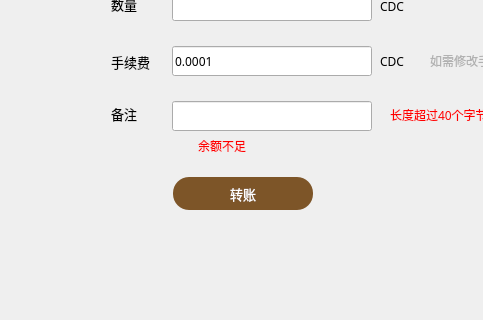
This is transferpage.ui in cdcchain/cdc-wallet-qt as Qt 5 draws it before an edit; both pictures show x 0 to 483 and y 209 to 529 of the 857 by 529 pixel window. The edited form follows.
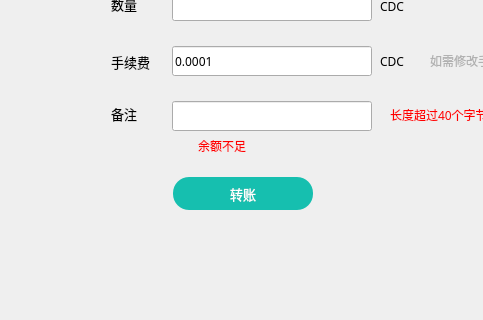
This is the edited form.

Commit message: Use macro to define all button color

Patch:
```diff
--- a/transferpage.ui
+++ b/transferpage.ui
@@ -225,8 +225,8 @@
     <enum>Qt::NoFocus</enum>
    </property>
    <property name="styleSheet">
-    <string notr="true">QToolButton{background-color:rgb(125,85,40);color:#ffffff;border:none;border-radius:16px;}
-QToolButton:hover{background-color:rgb(185,150,85);}
+    <string notr="true">QToolButton{background-color:rgb(22,191,175);color:#ffffff;border:none;border-radius:16px;}
+QToolButton:hover{background-color:rgb(22,191,175);}
 QToolButton:disabled{background-color:#cecece;}</string>
    </property>
    <property name="text">
```
The commit also changes 28 other files.
